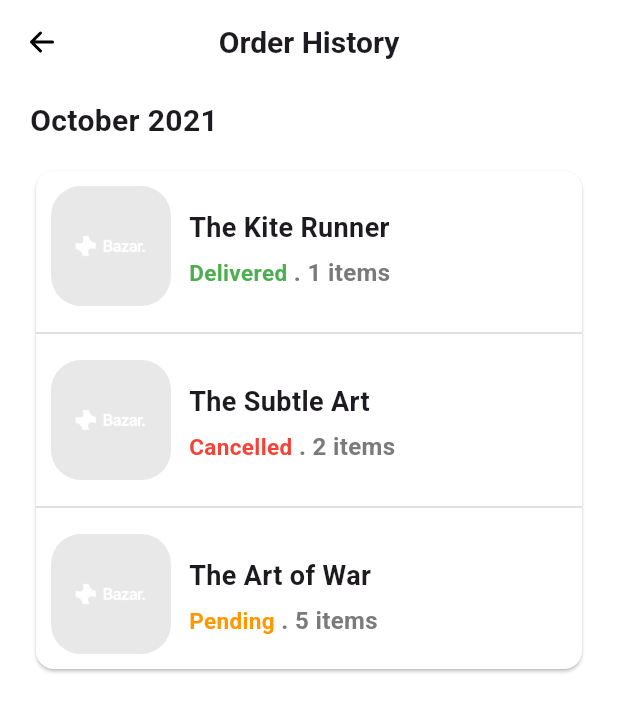
After one commit to HadeerAbdelnasser204/Bazar_app, a Flutter app: the OrderHistoryScreen screen opened by its route, on a phone screen of 412 x 824 dp. The commit adds this screen. Shown: the top 712 px of the screen. Run offline on Flutter 3.47's test engine with Material 3 defaults, Android fonts, the phone set to English and light mode, and no system bars; our stand-ins replace firebase_core, flutter_svg, go_router, sizer; accounts and stored records are empty.

Commit message:
favorite Screen and order history screen

```diff
--- a/bazzar_app/lib/core/routes/app_routes.dart
+++ b/bazzar_app/lib/core/routes/app_routes.dart
@@ -15,6 +15,7 @@ import 'package:bazzar_app/features/favorites/presentation/screens/favorites_scr
 import 'package:bazzar_app/features/home/presentation/screens/home_screen.dart';
 import 'package:bazzar_app/features/intial_screens/onboarding_screen.dart';
 import 'package:bazzar_app/features/intial_screens/splash_screen.dart';
+import 'package:bazzar_app/features/order/presentation/screens/order_history_screen.dart';
 import 'package:bazzar_app/features/profile/presentation/screens/account_screen.dart';
 import 'package:bazzar_app/features/profile/presentation/screens/profile_screen.dart';
 import 'package:go_router/go_router.dart';
@@ -45,6 +46,7 @@ class AppRoutes {
   static const String profileScreen = '/profile_screen';
   static const String account = '/account_screen';
   static const String favorites = '/favorites_screen';
+  static const String orderHistory = "/order_history_screen";
 }
 
 final GoRouter router = GoRouter(
@@ -131,6 +133,10 @@ final GoRouter router = GoRouter(
       path: AppRoutes.favorites,
       builder: (context, state) => const FavoritesScreen(),
     ),
+    GoRoute(
+      path: AppRoutes.orderHistory,
+      builder: (context, state) => const OrderHistoryScreen(),
+    ),
     // GoRoute(
     //   path: AppRoutes.chooseSignUpMethodScreen,
     //   builder: (context, state) => const ChooseSignUpMethodScreen(),
--- a/bazzar_app/lib/features/favorites/data/models/favorite_model.dart
+++ b/bazzar_app/lib/features/favorites/data/models/favorite_model.dart
@@ -0,0 +1,7 @@
+import 'package:bazzar_app/features/Books/data/models/book_model.dart';
+
+final List<BookModel> favoriteBooks = [
+  dummyBooks[0],
+  dummyBooks[1],
+  dummyBooks[2],
+];
--- a/bazzar_app/lib/features/favorites/presentation/screens/favorites_screen.dart
+++ b/bazzar_app/lib/features/favorites/presentation/screens/favorites_screen.dart
@@ -3,6 +3,7 @@ import 'package:bazzar_app/core/theme/app_colors.dart';
 import 'package:bazzar_app/core/utils/app_assets.dart';
 import 'package:bazzar_app/features/Books/data/models/book_model.dart';
 import 'package:bazzar_app/features/Books/presentation/widgets/book_image_widget.dart';
+import 'package:bazzar_app/features/favorites/data/models/favorite_model.dart';
 import 'package:bazzar_app/features/favorites/presentation/widgets/favorite_book_section.dart';
 import 'package:bazzar_app/features/home/presentation/widgets/appBar_widget.dart';
 import 'package:flutter/material.dart';
@@ -25,14 +26,20 @@ class FavoritesScreen extends StatelessWidget {
       ),
       body: Padding(
         padding: const EdgeInsets.symmetric(vertical: 10.0, horizontal: 20),
-        child: Column(
-          children: [
-            Padding(
+        child: ListView.builder(
+          itemCount: favoriteBooks.length,
+          itemBuilder: (context, index) {
+            return Padding(
               padding: const EdgeInsets.symmetric(vertical: 10.0),
-              child: FavoriteBookSection(book: dummyBooks[0]),
-            ),
-            Divider(thickness: 1, color: AppColors.grey300),
-          ],
+              child: Column(
+                children: [
+                  FavoriteBookSection(book: favoriteBooks[index]),
+                  AppSpacing.h10,
+                  Divider(thickness: 1, color: AppColors.grey300),
+                ],
+              ),
+            );
+          },
         ),
       ),
     );
--- a/bazzar_app/lib/features/favorites/presentation/widgets/favorite_book_section.dart
+++ b/bazzar_app/lib/features/favorites/presentation/widgets/favorite_book_section.dart
@@ -17,8 +17,8 @@ class FavoriteBookSection extends StatelessWidget {
       children: [
         BookImageWidget(
           imageName: book.image,
-          width: 90,
-          height: 90,
+          width: 80,
+          height: 80,
           radius: 20,
         ),
 
--- /dev/null
+++ b/bazzar_app/lib/features/order/data/models/order_model.dart
@@ -0,0 +1,19 @@
+import 'package:bazzar_app/features/Books/data/models/book_model.dart';
+
+class OrderModel {
+  final BookModel book;
+  final String status;
+  final int orderQuantity;
+
+  OrderModel({
+    required this.book,
+    required this.status,
+    required this.orderQuantity,
+  });
+}
+
+final List<OrderModel> dummyOrders = [
+  OrderModel(book: dummyBooks[0], status: "Delivered", orderQuantity: 1),
+  OrderModel(book: dummyBooks[1], status: "Cancelled", orderQuantity: 2),
+  OrderModel(book: dummyBooks[2], status: "Pending", orderQuantity: 5),
+];
--- /dev/null
+++ b/bazzar_app/lib/features/order/presentation/screens/order_history_screen.dart
@@ -0,0 +1,24 @@
+import 'package:bazzar_app/core/utils/app_assets.dart';
+import 'package:bazzar_app/features/home/presentation/widgets/appBar_widget.dart';
+import 'package:bazzar_app/features/order/presentation/widgets/order_body.dart';
+import 'package:flutter/material.dart';
+import 'package:go_router/go_router.dart';
+
+class OrderHistoryScreen extends StatelessWidget {
+  const OrderHistoryScreen({super.key});
+
+  @override
+  Widget build(BuildContext context) {
+    return Scaffold(
+      backgroundColor: Colors.white,
+      appBar: AppBarWidget(
+        title: "Order History",
+        leadingIconPath: AppAssets.arrowBackIcon,
+        leadingOnPressed: () {
+          context.pop();
+        },
+      ),
+      body: OrderHistoryBody(),
+    );
+  }
+}
--- /dev/null
+++ b/bazzar_app/lib/features/order/presentation/widgets/order_body.dart
@@ -0,0 +1,43 @@
+import 'package:bazzar_app/core/constants/app_spacing.dart';
+import 'package:bazzar_app/core/theme/app_colors.dart';
+import 'package:bazzar_app/features/order/data/models/order_model.dart';
+import 'package:bazzar_app/features/order/presentation/widgets/order_history_section.dart';
+import 'package:flutter/material.dart';
+
+class OrderHistoryBody extends StatelessWidget {
+  const OrderHistoryBody({super.key});
+
+  @override
+  Widget build(BuildContext context) {
+    return Padding(
+      padding: const EdgeInsets.symmetric(vertical: 10.0, horizontal: 20),
+      child: ListView(
+        children: [
+          Text(
+            "October 2021",
+            style: TextStyle(fontSize: 20, fontWeight: FontWeight.bold),
+          ),
+          AppSpacing.h15,
+          Card(
+            color: Colors.white,
+            child: Column(
+              children: List.generate(dummyOrders.length, (index) {
+                return Column(
+                  children: [
+                    Padding(
+                      padding: const EdgeInsets.all(10.0),
+                      child: OrderHistorySection(order: dummyOrders[index]),
+                    ),
+
+                    if (index != dummyOrders.length - 1)
+                      Divider(thickness: 1, color: AppColors.grey300),
+                  ],
+                );
+              }),
+            ),
+          ),
+        ],
+      ),
+    );
+  }
+}
--- /dev/null
+++ b/bazzar_app/lib/features/order/presentation/widgets/order_history_section.dart
@@ -0,0 +1,87 @@
+// ignore_for_file: prefer_interpolation_to_compose_strings
+
+import 'package:bazzar_app/core/constants/app_spacing.dart';
+import 'package:bazzar_app/core/theme/app_colors.dart';
+import 'package:bazzar_app/features/Books/presentation/widgets/book_image_widget.dart';
+import 'package:bazzar_app/features/order/data/models/order_model.dart';
+import 'package:flutter/material.dart';
+
+class OrderHistorySection extends StatelessWidget {
+  const OrderHistorySection({super.key, required this.order});
+  final OrderModel order;
+
+  @override
+  Widget build(BuildContext context) {
+    return Row(
+      crossAxisAlignment: CrossAxisAlignment.start,
+      children: [
+        BookImageWidget(
+          imageName: order.book.image,
+          width: 80,
+          height: 80,
+          radius: 20,
+        ),
+
+        const SizedBox(width: 12),
+
+        Expanded(
+          child: Padding(
+            padding: const EdgeInsets.only(top: 15.0),
+            child: Column(
+              crossAxisAlignment: CrossAxisAlignment.start,
+              children: [
+                Text(
+                  order.book.title,
+                  style: TextStyle(fontSize: 18, fontWeight: FontWeight.bold),
+                ),
+
+                AppSpacing.h5,
+
+                Row(
+                  children: [
+                    Text(
+                      order.status,
+                      style: TextStyle(
+                        fontSize: 15,
+                        fontWeight: FontWeight.bold,
+                        color: getStatusColor(order.status),
+                      ),
+                    ),
+
+                    Text(
+                      ' . ${order.orderQuantity} items',
+                      style: TextStyle(
+                        fontSize: 16,
+                        fontWeight: FontWeight.bold,
+                        color: AppColors.grey600,
+                      ),
+                    ),
+                  ],
+                ),
+              ],
+            ),
+          ),
+        ),
+      ],
+    );
+  }
+}
+
+Color getStatusColor(String status) {
+  switch (status) {
+    case "Delivered":
+      return Colors.green;
+
+    case "Cancelled":
+      return Colors.red;
+
+    case "Pending":
+      return Colors.orange;
+
+    case "Shipped":
+      return Colors.blue;
+
+    default:
+      return AppColors.grey600;
+  }
+}
--- a/bazzar_app/lib/features/profile/presentation/screens/profile_screen.dart
+++ b/bazzar_app/lib/features/profile/presentation/screens/profile_screen.dart
@@ -76,6 +76,9 @@ class ProfileScreen extends StatelessWidget {
             ProfileSection(
               sectionTitle: "Order History",
               leadingIcon: Icons.list_alt_rounded,
+              onPressed: () {
+                context.push(AppRoutes.orderHistory);
+              },
             ),
             AppSpacing.h15,
 
```
Also changed, not shown: bazzar_app/lib/features/order/domain/entities/search_result_entity.dart (added), bazzar_app/lib/features/order/domain/repositories/search_repository.dart (added), bazzar_app/lib/features/order/domain/use_cases/search_books_use_case.dart (added), bazzar_app/lib/features/order/presentation/cubit/search_cubit.dart (added), bazzar_app/lib/features/order/presentation/screens/order_screen.dart (added), bazzar_app/lib/features/order/presentation/states/search_state.dart (added).
